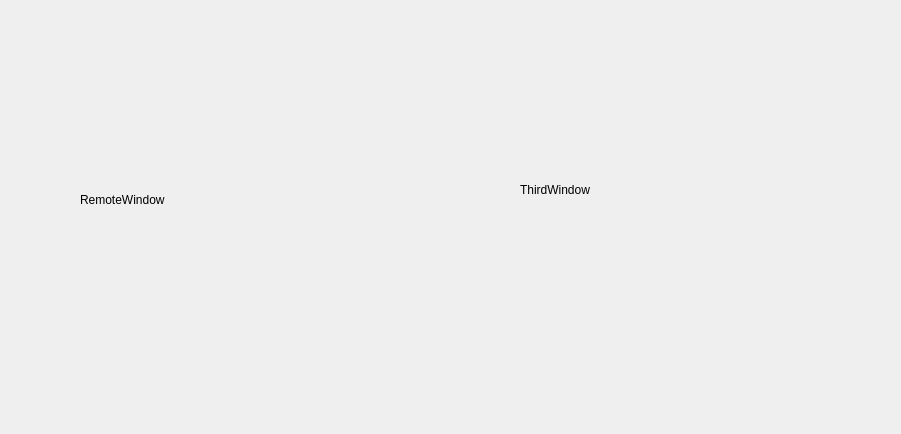
First picture: the form in Show.ui, repository zhuyanwei/WinBox, before the edit.
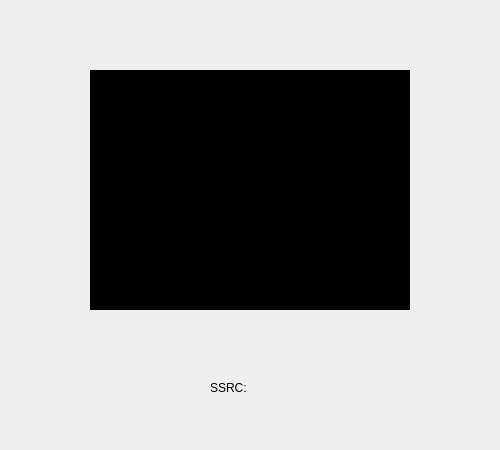
Second picture: the form after the edit.

```diff
--- a/Show.ui
+++ b/Show.ui
@@ -6,8 +6,8 @@
    <rect>
     <x>0</x>
     <y>0</y>
-    <width>901</width>
-    <height>434</height>
+    <width>500</width>
+    <height>450</height>
    </rect>
   </property>
   <property name="windowTitle">
@@ -16,20 +16,20 @@
   <widget class="QLabel" name="L_RemoteWindow">
    <property name="geometry">
     <rect>
-     <x>80</x>
-     <y>80</y>
+     <x>90</x>
+     <y>70</y>
      <width>320</width>
      <height>240</height>
     </rect>
    </property>
-   <property name="text">
-    <string>RemoteWindow</string>
+   <property name="styleSheet">
+    <string notr="true">background-color: rgb(0, 0, 0);</string>
    </property>
   </widget>
   <widget class="QLabel" name="L_ThirdWindow">
    <property name="geometry">
     <rect>
-     <x>520</x>
+     <x>500</x>
      <y>70</y>
      <width>320</width>
      <height>240</height>
@@ -39,6 +39,19 @@
     <string>ThirdWindow</string>
    </property>
   </widget>
+  <widget class="QLabel" name="L_SSRC">
+   <property name="geometry">
+    <rect>
+     <x>210</x>
+     <y>380</y>
+     <width>72</width>
+     <height>15</height>
+    </rect>
+   </property>
+   <property name="text">
+    <string>SSRC:</string>
+   </property>
+  </widget>
  </widget>
  <resources/>
  <connections/>
```
